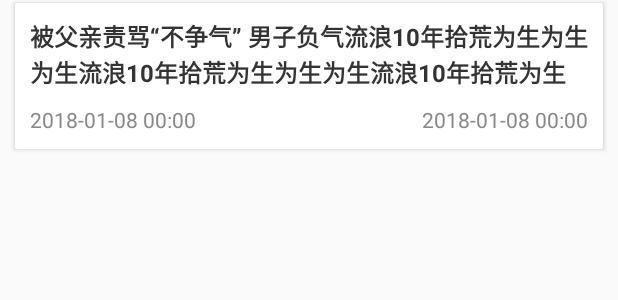
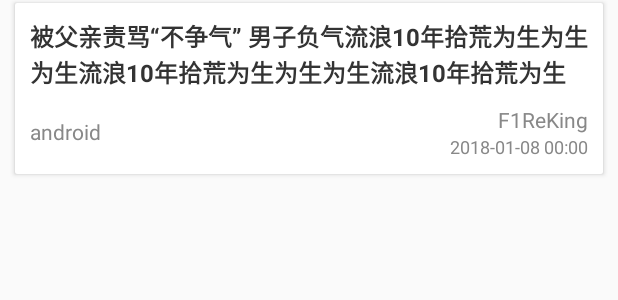
Before and after one commit to DB-BOY/Mr.Gank, an Android app: the layout item_list_gank.xml on its own in the app's theme, with its tools: preview values and no code run, on a phone screen of 412 x 824 dp. Shown: the top 300 px of the screen. Run offline under Robolectric (Android 15) with nearby library versions, the phone set to English and light mode, and no system bars; network calls fail.

Commit message:
[优化] 优化调整卡片类别

```diff
--- a/app/src/main/java/com/f1reking/gank/module/main/gank/GankListAdapter.kt
+++ b/app/src/main/java/com/f1reking/gank/module/main/gank/GankListAdapter.kt
@@ -20,5 +20,6 @@ class GankListAdapter(var context: Context,
         holder.setText(R.id.tv_title, entity?.desc)
         holder.setText(R.id.tv_time, entity?.publishedAt?.let { DateUtils.dateFormat(it) })
         holder.setText(R.id.tv_author, """@${entity?.who}""")
+        holder.setText(R.id.tv_type, entity?.type)
     }
 }
--- a/app/src/main/res/layout/item_list_gank.xml
+++ b/app/src/main/res/layout/item_list_gank.xml
@@ -32,36 +32,46 @@
         <RelativeLayout
             android:layout_width="match_parent"
             android:layout_height="wrap_content"
+            android:layout_marginTop="10dp"
             android:orientation="horizontal"
             >
+
+            <TextView
+                android:id="@+id/tv_type"
+                android:layout_width="wrap_content"
+                android:layout_height="wrap_content"
+                android:layout_alignParentLeft="true"
+                android:layout_centerVertical="true"
+                android:textColor="@color/text"
+                android:textSize="14sp"
+                tools:text="android"
+                />
 
             <TextView
                 android:id="@+id/tv_author"
                 android:layout_width="wrap_content"
                 android:layout_height="wrap_content"
-                android:layout_marginTop="10dp"
-                android:layout_alignParentLeft="true"
-                tools:text="2018-01-08 00:00"
+                android:layout_alignParentRight="true"
                 android:textColor="@color/text"
                 android:textSize="14sp"
+                tools:text="F1ReKing"
                 />
 
             <TextView
                 android:id="@+id/tv_time"
                 android:layout_width="wrap_content"
                 android:layout_height="wrap_content"
-                android:layout_marginTop="10dp"
                 android:layout_alignParentRight="true"
+                android:layout_below="@+id/tv_author"
+                android:textColor="@color/text"
+                android:textSize="12sp"
                 tools:text="2018-01-08 00:00"
-                android:textColor="@color/text"
-                android:textSize="14sp"
                 />
 
 
         </RelativeLayout>
 
 
-
     </LinearLayout>
 
 </android.support.v7.widget.CardView>
```
